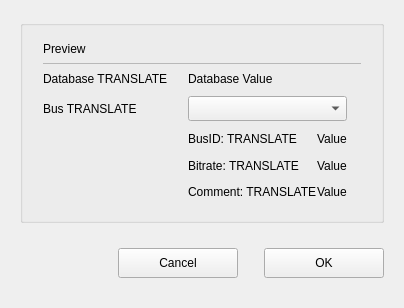
The window that opensyde_tool/src/can_monitor/can_monitor_settings/C_CamMosDatabaseBusSelectionPopup.ui (openSYDE/openSYDE) describes before a commit, drawn with Qt 5.
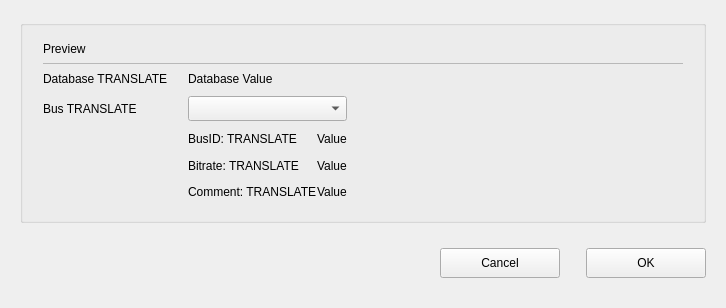
The same window after the commit. Custom widgets are drawn as their Qt base class.

Diff of the .ui file:
```diff
--- a/opensyde_tool/src/can_monitor/can_monitor_settings/C_CamMosDatabaseBusSelectionPopup.ui
+++ b/opensyde_tool/src/can_monitor/can_monitor_settings/C_CamMosDatabaseBusSelectionPopup.ui
@@ -6,7 +6,7 @@
    <rect>
     <x>0</x>
     <y>0</y>
-    <width>404</width>
+    <width>726</width>
     <height>308</height>
    </rect>
   </property>
@@ -189,6 +189,18 @@
         </item>
         <item row="0" column="2" colspan="3">
          <widget class="stw::opensyde_gui_elements::C_OgeLabGenericNoPaddingNoMargins" name="pc_LabelDatabaseValue">
+          <property name="minimumSize">
+           <size>
+            <width>470</width>
+            <height>0</height>
+           </size>
+          </property>
+          <property name="maximumSize">
+           <size>
+            <width>470</width>
+            <height>16777215</height>
+           </size>
+          </property>
           <property name="text">
            <string>Database Value</string>
           </property>
```
